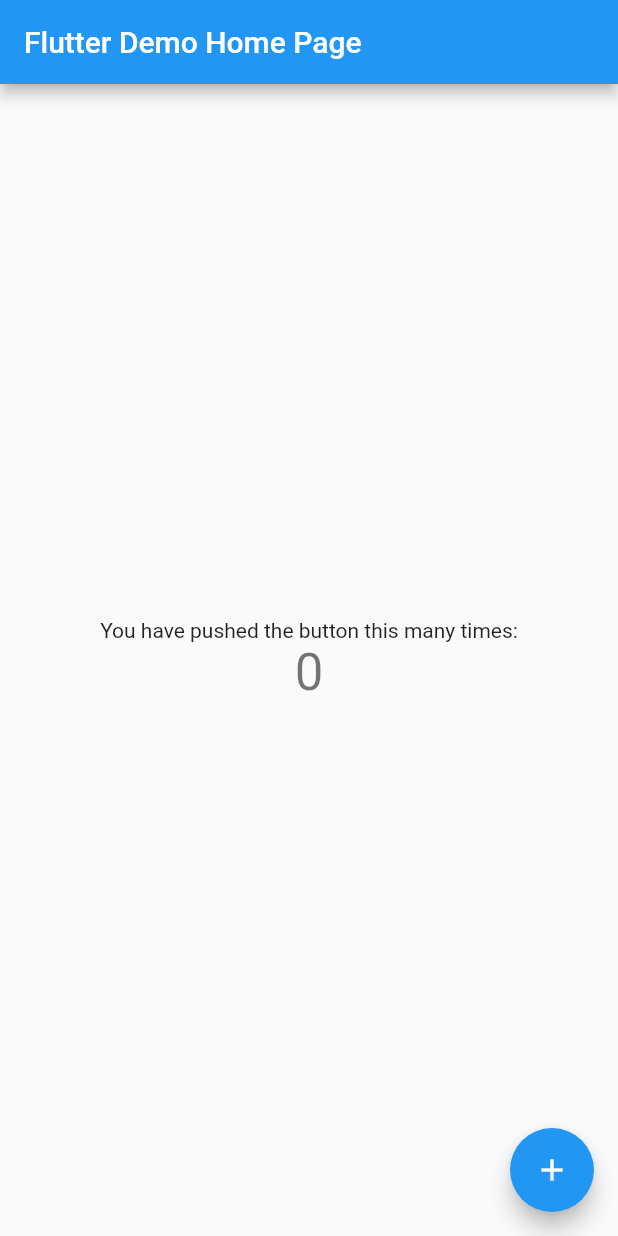
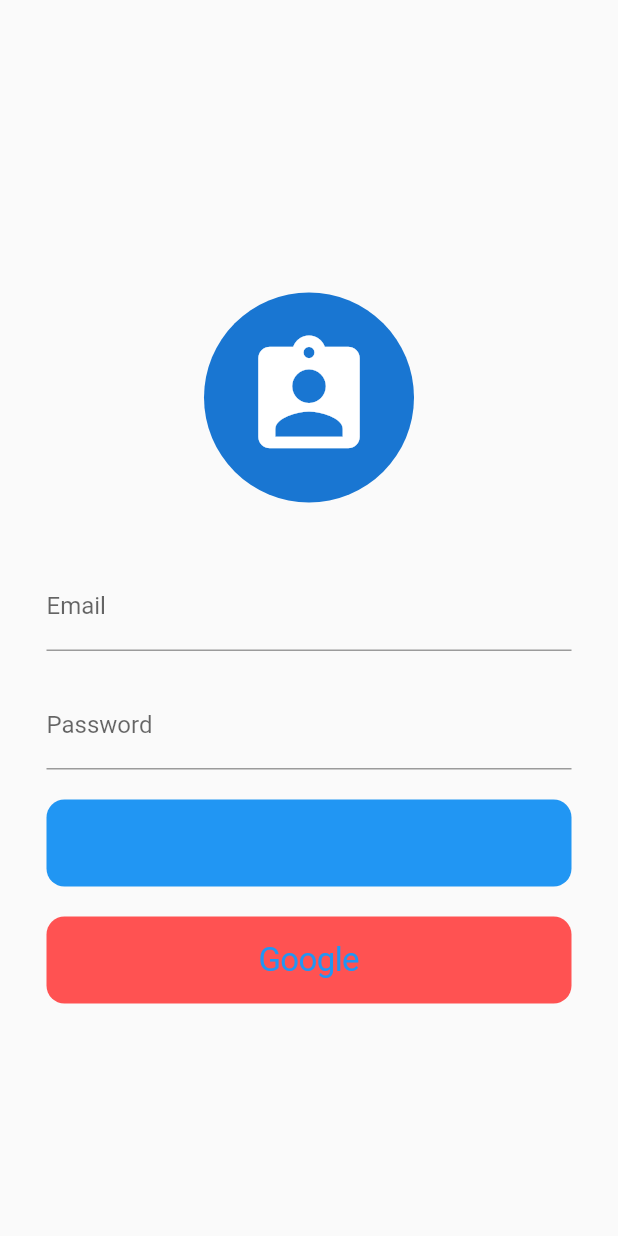
Before and after one commit to ubonano/bt_habitat_ft_organizacion, a Flutter app: the screen it shows after launch, on a phone screen of 412 x 824 dp. Run offline on Flutter 3.47's test engine with Material 2 defaults, Android fonts, the phone set to English and light mode, and no system bars; our stand-ins replace cloud_firestore, firebase_auth, google_sign_in; accounts and stored records are empty.

Commit message:
Create first demo

```diff
--- a/lib/main.dart
+++ b/lib/main.dart
@@ -1,3 +1,6 @@
+import 'package:bt_habitat_ft_organizacion/pages/detail_workshop_page.dart';
+import 'package:bt_habitat_ft_organizacion/pages/login_page.dart';
+import 'package:bt_habitat_ft_organizacion/pages/workshops_page.dart';
 import 'package:flutter/material.dart';
 
 void main() {
@@ -9,109 +12,19 @@ class MyApp extends StatelessWidget {
   @override
   Widget build(BuildContext context) {
     return MaterialApp(
-      title: 'Flutter Demo',
+      title: 'Habitat Demo',
+      debugShowCheckedModeBanner: false,
       theme: ThemeData(
-        // This is the theme of your application.
-        //
-        // Try running your application with "flutter run". You'll see the
-        // application has a blue toolbar. Then, without quitting the app, try
-        // changing the primarySwatch below to Colors.green and then invoke
-        // "hot reload" (press "r" in the console where you ran "flutter run",
-        // or simply save your changes to "hot reload" in a Flutter IDE).
-        // Notice that the counter didn't reset back to zero; the application
-        // is not restarted.
         primarySwatch: Colors.blue,
-        // This makes the visual density adapt to the platform that you run
-        // the app on. For desktop platforms, the controls will be smaller and
-        // closer together (more dense) than on mobile platforms.
         visualDensity: VisualDensity.adaptivePlatformDensity,
       ),
-      home: MyHomePage(title: 'Flutter Demo Home Page'),
+      initialRoute: '/login',
+      routes: {
+        '/login': (BuildContext context) => LoginPage(),
+        '/workshops': (BuildContext context) => WorkShopsPage(),
+        '/detail-workshop': (BuildContext context) => DetailWorkshopPage(),
+      },
+      home: LoginPage(),
     );
   }
 }
-
-class MyHomePage extends StatefulWidget {
-  MyHomePage({Key key, this.title}) : super(key: key);
-
-  // This widget is the home page of your application. It is stateful, meaning
-  // that it has a State object (defined below) that contains fields that affect
-  // how it looks.
-
-  // This class is the configuration for the state. It holds the values (in this
-  // case the title) provided by the parent (in this case the App widget) and
-  // used by the build method of the State. Fields in a Widget subclass are
-  // always marked "final".
-
-  final String title;
-
-  @override
-  _MyHomePageState createState() => _MyHomePageState();
-}
-
-class _MyHomePageState extends State<MyHomePage> {
-  int _counter = 0;
-
-  void _incrementCounter() {
-    setState(() {
-      // This call to setState tells the Flutter framework that something has
-      // changed in this State, which causes it to rerun the build method below
-      // so that the display can reflect the updated values. If we changed
-      // _counter without calling setState(), then the build method would not be
-      // called again, and so nothing would appear to happen.
-      _counter++;
-    });
-  }
-
-  @override
-  Widget build(BuildContext context) {
-    // This method is rerun every time setState is called, for instance as done
-    // by the _incrementCounter method above.
-    //
-    // The Flutter framework has been optimized to make rerunning build methods
-    // fast, so that you can just rebuild anything that needs updating rather
-    // than having to individually change instances of widgets.
-    return Scaffold(
-      appBar: AppBar(
-        // Here we take the value from the MyHomePage object that was created by
-        // the App.build method, and use it to set our appbar title.
-        title: Text(widget.title),
-      ),
-      body: Center(
-        // Center is a layout widget. It takes a single child and positions it
-        // in the middle of the parent.
-        child: Column(
-          // Column is also a layout widget. It takes a list of children and
-          // arranges them vertically. By default, it sizes itself to fit its
-          // children horizontally, and tries to be as tall as its parent.
-          //
-          // Invoke "debug painting" (press "p" in the console, choose the
-          // "Toggle Debug Paint" action from the Flutter Inspector in Android
-          // Studio, or the "Toggle Debug Paint" command in Visual Studio Code)
-          // to see the wireframe for each widget.
-          //
-          // Column has various properties to control how it sizes itself and
-          // how it positions its children. Here we use mainAxisAlignment to
-          // center the children vertically; the main axis here is the vertical
-          // axis because Columns are vertical (the cross axis would be
-          // horizontal).
-          mainAxisAlignment: MainAxisAlignment.center,
-          children: <Widget>[
-            Text(
-              'You have pushed the button this many times:',
-            ),
-            Text(
-              '$_counter',
-              style: Theme.of(context).textTheme.headline4,
-            ),
-          ],
-        ),
-      ),
-      floatingActionButton: FloatingActionButton(
-        onPressed: _incrementCounter,
-        tooltip: 'Increment',
-        child: Icon(Icons.add),
-      ), // This trailing comma makes auto-formatting nicer for build methods.
-    );
-  }
-}
--- /dev/null
+++ b/lib/pages/login_page.dart
@@ -0,0 +1,121 @@
+import 'package:firebase_auth/firebase_auth.dart';
+import 'package:flutter/cupertino.dart';
+import 'package:flutter/material.dart';
+import 'package:google_sign_in/google_sign_in.dart';
+
+class LoginPage extends StatefulWidget {
+  @override
+  _LoginPageState createState() => _LoginPageState();
+}
+
+class _LoginPageState extends State<LoginPage> {
+  @override
+  Widget build(BuildContext context) {
+    return Scaffold(
+      body: SingleChildScrollView(
+        child: Container(
+      width: MediaQuery.of(context).size.width,
+      height: MediaQuery.of(context).size.height,
+      margin: EdgeInsets.only(top: 20),
+      child: SafeArea(
+        child: Column(
+          mainAxisAlignment: MainAxisAlignment.center,
+          children: <Widget>[
+            _buildAvatar(),
+            SizedBox(
+              height: 40,
+            ),
+            _buildInput('Email', false),
+            SizedBox(
+              height: 20,
+            ),
+            _buildInput('Password', true),
+            SizedBox(
+              height: 20,
+            ),
+            ConstrainedBox(
+              constraints: BoxConstraints(
+                maxWidth: 350,
+                minWidth: 350,
+              ),
+              child: CupertinoButton(
+                child: Text(
+                  'Ingresar',
+                  style: TextStyle(fontSize: 22),
+                ),
+                onPressed: () => signIn('leju1712@gmail.com', '123456'),
+                color: Colors.blue,
+              ),
+            ),
+            SizedBox(height: 20,),
+            ConstrainedBox(
+              constraints: BoxConstraints(
+                maxWidth: 350,
+                minWidth: 350,
+              ),
+              child: CupertinoButton(
+                child: Text(
+                  'Google',
+                  style: TextStyle(fontSize: 22),
+                ),
+                onPressed: () => Navigator.pushNamed(context, '/workshops')
+                ,
+                color: Colors.redAccent,
+              ),
+            ),
+          ],
+        ),
+      ),
+        ),
+      ),
+    );
+  }
+
+  CircleAvatar _buildAvatar() {
+    return CircleAvatar(
+      child: Icon(
+        Icons.assignment_ind,
+        size: 90,
+      ),
+      radius: 70,
+    );
+  }
+
+  ConstrainedBox _buildInput(String label, bool obscureText) {
+    return ConstrainedBox(
+      constraints: BoxConstraints(maxWidth: 350, minWidth: 350),
+      child: TextFormField(
+        obscureText: obscureText,
+        decoration: InputDecoration(labelText: label),
+      ),
+    );
+  }
+
+  void signIn(String email, String password) {
+    final FirebaseAuth _firebaseAuth = FirebaseAuth.instance;
+
+    _firebaseAuth
+        .signInWithEmailAndPassword(email: email, password: password)
+        .then((AuthResult result) => Navigator.pushNamed(context, '/workshops'))
+        .catchError((err) => print(err));
+  }
+
+  Future<void> _signInGoogle() async {
+
+    print("login google");
+
+    GoogleSignIn _googleSignIn = GoogleSignIn(
+      scopes: [
+        'email',
+        'https://www.googleapis.com/auth/contacts.readonly',
+      ],
+    );
+
+    try {
+      GoogleSignInAccount account = await _googleSignIn.signIn();
+      print(account.email);
+    } catch (error) {
+      print(error);
+    }
+  }
+}
--- a/pubspec.yaml
+++ b/pubspec.yaml
@@ -28,6 +28,9 @@ dependencies:
   # The following adds the Cupertino Icons font to your application.
   # Use with the CupertinoIcons class for iOS style icons.
   cupertino_icons: ^0.1.3
+  firebase_auth: ^0.15.5+3
+  google_sign_in: ^4.4.1
+  cloud_firestore: ^0.13.5
 
 dev_dependencies:
   flutter_test:
```
Also changed, not shown: lib/pages/detail_panel_page.dart (added, +178 -0 lines), lib/pages/detail_workshop_page.dart (added, +148 -0 lines), lib/pages/workshops_page.dart (added, +131 -0 lines), firebase.json (added), pubspec.lock, 6 other files.
